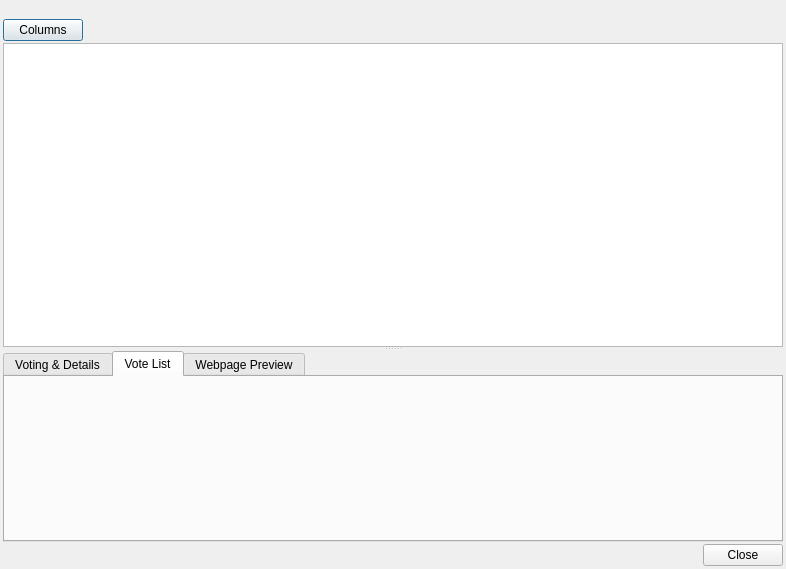
Bertrand256/dash-masternode-tool, file src/ui/ui_proposals.ui: the form before one commit.
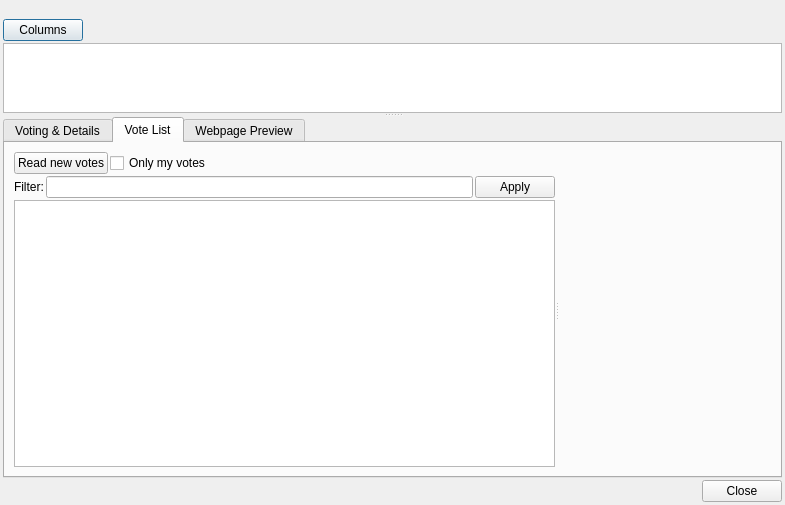
The form after the commit. The open tabs and pages were chosen to show the change.

Commit message: Votes history grid Proposal's WebPage preview

```diff
--- a/src/ui/ui_proposals.ui
+++ b/src/ui/ui_proposals.ui
@@ -6,8 +6,8 @@
    <rect>
     <x>0</x>
     <y>0</y>
-    <width>786</width>
-    <height>569</height>
+    <width>785</width>
+    <height>505</height>
    </rect>
   </property>
   <property name="windowTitle">
@@ -119,7 +119,100 @@
        <attribute name="title">
         <string>Vote List</string>
        </attribute>
-       <zorder>propsView</zorder>
+       <layout class="QVBoxLayout" name="verticalLayout_4">
+        <item>
+         <widget class="QSplitter" name="votesSplitter">
+          <property name="sizePolicy">
+           <sizepolicy hsizetype="Expanding" vsizetype="Preferred">
+            <horstretch>0</horstretch>
+            <verstretch>0</verstretch>
+           </sizepolicy>
+          </property>
+          <property name="orientation">
+           <enum>Qt::Horizontal</enum>
+          </property>
+          <widget class="QWidget" name="layoutWidget">
+           <layout class="QVBoxLayout" name="layoutVotesView">
+            <property name="spacing">
+             <number>2</number>
+            </property>
+            <item>
+             <layout class="QHBoxLayout" name="horizontalLayout_2">
+              <property name="spacing">
+               <number>-1</number>
+              </property>
+              <item>
+               <widget class="QPushButton" name="btnReloadVotes">
+                <property name="toolTip">
+                 <string>Reads new votes from the Dash network</string>
+                </property>
+                <property name="text">
+                 <string>Read new votes</string>
+                </property>
+               </widget>
+              </item>
+              <item>
+               <widget class="QCheckBox" name="chbOnlyMyVotes">
+                <property name="toolTip">
+                 <string/>
+                </property>
+                <property name="text">
+                 <string>Only my votes</string>
+                </property>
+               </widget>
+              </item>
+              <item>
+               <spacer name="horizontalSpacer_2">
+                <property name="orientation">
+                 <enum>Qt::Horizontal</enum>
+                </property>
+                <property name="sizeHint" stdset="0">
+                 <size>
+                  <width>40</width>
+                  <height>20</height>
+                 </size>
+                </property>
+               </spacer>
+              </item>
+             </layout>
+            </item>
+            <item>
+             <layout class="QHBoxLayout" name="layoutVotesViewFilter">
+              <item>
+               <widget class="QLabel" name="label_2">
+                <property name="text">
+                 <string>Filter:</string>
+                </property>
+               </widget>
+              </item>
+              <item>
+               <widget class="QLineEdit" name="edtVotesViewFilter"/>
+              </item>
+              <item>
+               <widget class="QPushButton" name="btnApplyVotesViewFilter">
+                <property name="text">
+                 <string>Apply</string>
+                </property>
+               </widget>
+              </item>
+             </layout>
+            </item>
+            <item>
+             <widget class="QTableView" name="votesView">
+              <property name="sizePolicy">
+               <sizepolicy hsizetype="Expanding" vsizetype="Expanding">
+                <horstretch>0</horstretch>
+                <verstretch>0</verstretch>
+               </sizepolicy>
+              </property>
+             </widget>
+            </item>
+           </layout>
+          </widget>
+          <widget class="QWidget" name="widget" native="true"/>
+         </widget>
+        </item>
+       </layout>
       </widget>
       <widget class="QWidget" name="tabWebPreview">
        <attribute name="title">
```
Left out of the diff: 31 changed lines with no effect on the pictures. The commit also changes 3 other files.
